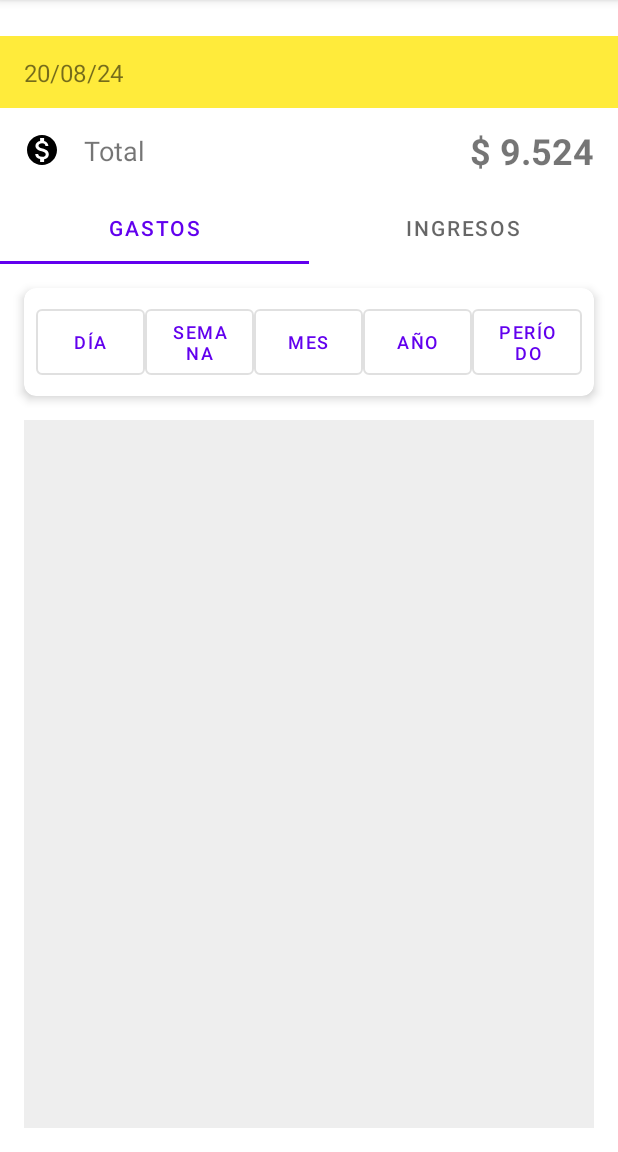
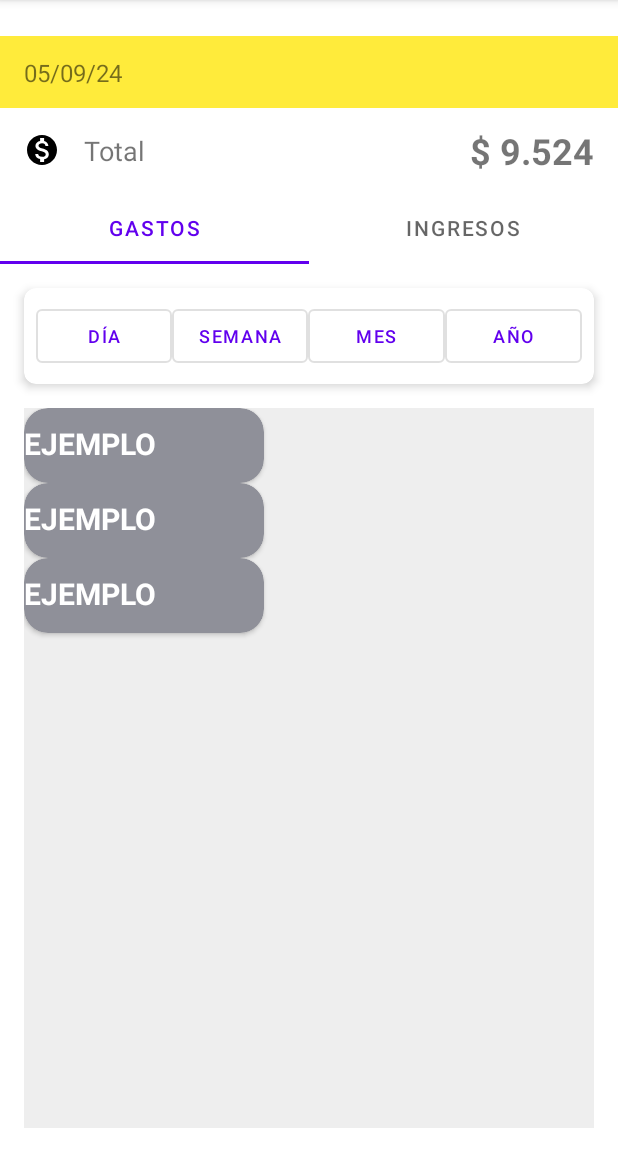
Before and after one commit to spoleschi/GestionGastos, an Android app: the MainScreenActivity screen opened directly, with no data from a screen before it, on a phone screen of 412 x 824 dp, the part 84-1236 px from its top. Run offline under Robolectric (Android 15) with nearby library versions, the phone set to English and light mode, and no system bars.

Commit message:
Primer recyclerView con item.xml, adapter y viewHolder

```diff
--- /dev/null
+++ b/app/src/main/java/com/example/gestiongastos/CategoriesAdapter.kt
@@ -0,0 +1,22 @@
+package com.example.myfirstapplication
+
+import android.view.LayoutInflater
+import android.view.ViewGroup
+import androidx.recyclerview.widget.RecyclerView
+import com.example.gestiongastos.R
+
+class CategoriesAdapter(private val categories: List<Category>) :
+    RecyclerView.Adapter<CategoriesViewHolder>() {
+    override fun onCreateViewHolder(parent: ViewGroup, viewType: Int): CategoriesViewHolder {
+        val view = LayoutInflater.from(parent.context).inflate(R.layout.item_category, parent, false)
+        return CategoriesViewHolder(view)
+    }
+
+    override fun getItemCount(): Int {
+        return categories.size
+    }
+
+    override fun onBindViewHolder(holder: CategoriesViewHolder, position: Int) {
+        holder.render(categories[position])
+    }
+}
--- /dev/null
+++ b/app/src/main/java/com/example/gestiongastos/CategoriesViewHolder.kt
@@ -0,0 +1,16 @@
+package com.example.myfirstapplication
+
+import android.view.View
+import android.widget.TextView
+import androidx.recyclerview.widget.RecyclerView
+import com.example.gestiongastos.R
+
+class CategoriesViewHolder(view: View): RecyclerView.ViewHolder(view) {
+
+    private val tvCategoryName:TextView = view.findViewById(R.id.tvCategoryName)
+    private val divider:View = view.findViewById(R.id.divider)
+    fun render(category: Category){
+        tvCategoryName.text = "EJEMPLO"
+    }
+
+}
--- /dev/null
+++ b/app/src/main/java/com/example/gestiongastos/Category.kt
@@ -0,0 +1,7 @@
+package com.example.myfirstapplication
+
+sealed class Category {
+    object Alimentos: Category()
+    object Transporte: Category()
+    object Recreacion: Category()
+}
--- a/app/src/main/java/com/example/gestiongastos/MainScreenActivity.kt
+++ b/app/src/main/java/com/example/gestiongastos/MainScreenActivity.kt
@@ -3,11 +3,23 @@ package com.example.gestiongastos
 import androidx.appcompat.app.AppCompatActivity
 import android.os.Bundle
 import android.widget.Button
+import android.widget.TextView
 import androidx.recyclerview.widget.LinearLayoutManager
 import androidx.recyclerview.widget.RecyclerView
+import com.example.myfirstapplication.CategoriesAdapter
+import com.example.myfirstapplication.Category
 import com.google.android.material.tabs.TabLayout
+import java.text.SimpleDateFormat
+import java.util.Calendar
 
 class MainScreenActivity : AppCompatActivity() {
+
+    private val categories = listOf(
+        Category.Alimentos,
+        Category.Transporte,
+        Category.Recreacion
+    )
+    private lateinit var dateText: TextView
     private lateinit var tabLayout: TabLayout
     private lateinit var recyclerView: RecyclerView
     private lateinit var dayButton: Button
@@ -15,6 +27,8 @@ class MainScreenActivity : AppCompatActivity() {
     private lateinit var monthButton: Button
     private lateinit var yearButton: Button
     private lateinit var periodButton: Button
+
+    private lateinit var categoriesAdapter: CategoriesAdapter
 
     override fun onCreate(savedInstanceState: Bundle?) {
         super.onCreate(savedInstanceState)
@@ -26,11 +40,37 @@ class MainScreenActivity : AppCompatActivity() {
         weekButton = findViewById(R.id.weekButton)
         monthButton = findViewById(R.id.monthButton)
         yearButton = findViewById(R.id.yearButton)
-        periodButton = findViewById(R.id.periodButton)
+
+        // Obtener referencia al TextView
+        dateText = findViewById(R.id.dateText)
+
+        // Obtener la fecha actual y formatearla
+        val currentDate = Calendar.getInstance().time
+        val dateFormat = SimpleDateFormat("dd/MM/yy")
+        val formattedDate = dateFormat.format(currentDate)
+
+        // Asignar la fecha formateada al TextView
+        dateText.text = formattedDate
+
+        // Aquí deberíamos agregar lógica adicional para interactuar con los elementos de la vista
+        // Por ejemplo, configurar el RecyclerView, manejar los clics en los botones, etc.
+
+        // Ejemplo: Configurar el RecyclerView
+        //val expensesRecyclerView = binding.expensesRecyclerView
+        // ... configurar el adaptador y otros parámetros del RecyclerView
 
         setupTabLayout()
         setupRecyclerView()
         setupPeriodButtons()
+
+        initUI()
+    }
+
+    private fun initUI() {
+        categoriesAdapter = CategoriesAdapter(categories)
+        recyclerView.layoutManager =
+            LinearLayoutManager(this, LinearLayoutManager.VERTICAL, false)
+        recyclerView.adapter = categoriesAdapter
     }
 
     private fun setupTabLayout() {
@@ -51,7 +91,7 @@ class MainScreenActivity : AppCompatActivity() {
     }
 
     private fun setupPeriodButtons() {
-        val buttons = listOf(dayButton, weekButton, monthButton, yearButton, periodButton)
+        val buttons = listOf(dayButton, weekButton, monthButton, yearButton)
         buttons.forEach { button ->
             button.setOnClickListener {
                 // Actualizar la vista según el período seleccionado
--- a/app/src/main/res/layout/activity_main_screen.xml
+++ b/app/src/main/res/layout/activity_main_screen.xml
@@ -135,15 +135,6 @@
                 android:text="Año"
                 android:textSize="12sp" />
 
-            <Button
-                android:id="@+id/periodButton"
-                style="?attr/materialButtonOutlinedStyle"
-                android:layout_width="0dp"
-                android:layout_height="match_parent"
-                android:layout_weight="1"
-                android:text="Período"
-                android:textSize="12sp" />
-
         </LinearLayout>
 
     </com.google.android.material.card.MaterialCardView>
--- /dev/null
+++ b/app/src/main/res/layout/item_category.xml
@@ -0,0 +1,33 @@
+<?xml version="1.0" encoding="utf-8"?>
+<androidx.cardview.widget.CardView xmlns:android="http://schemas.android.com/apk/res/android"
+    xmlns:app="http://schemas.android.com/apk/res-auto"
+    xmlns:tools="http://schemas.android.com/tools"
+    android:layout_width="160dp"
+    android:layout_height="50dp"
+    app:cardCornerRadius="16dp"
+    app:cardBackgroundColor="@color/material_dynamic_neutral_variant60">
+
+    <LinearLayout
+        android:layout_width="match_parent"
+        android:layout_height="match_parent"
+        android:gravity="center_vertical"
+        android:orientation="vertical">
+
+        <TextView
+            android:id="@+id/tvCategoryName"
+            android:layout_width="wrap_content"
+            android:layout_height="wrap_content"
+            tools:text="Prueba"
+            android:textColor="@color/white"
+            android:textStyle="bold"
+            android:textSize="20sp">
+        </TextView>
+
+        <View
+            android:id="@+id/divider"
+            android:layout_width="match_parent"
+            tools:background="@color/white"
+            android:layout_height="2dp"/>
+
+    </LinearLayout>
+</androidx.cardview.widget.CardView>
```
